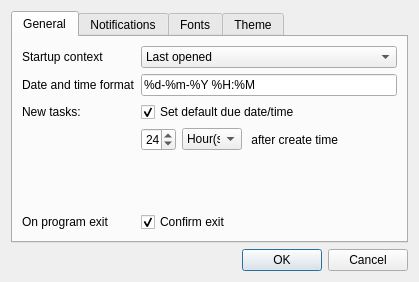
First picture: the form in ui/settings.ui, repository middleofdreams/workload, before the edit.
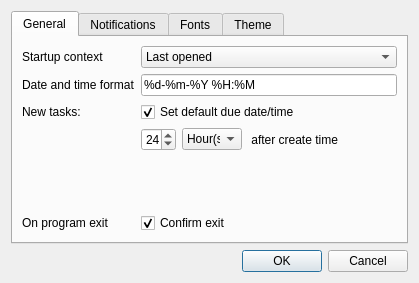
Second picture: the form after the edit.

Patch:
```diff
--- a/ui/settings.ui
+++ b/ui/settings.ui
@@ -7,7 +7,7 @@
     <x>0</x>
     <y>0</y>
     <width>419</width>
-    <height>282</height>
+    <height>283</height>
    </rect>
   </property>
   <property name="windowTitle">
```
Left out of the diff: 14 changed lines with no effect on the pictures.
